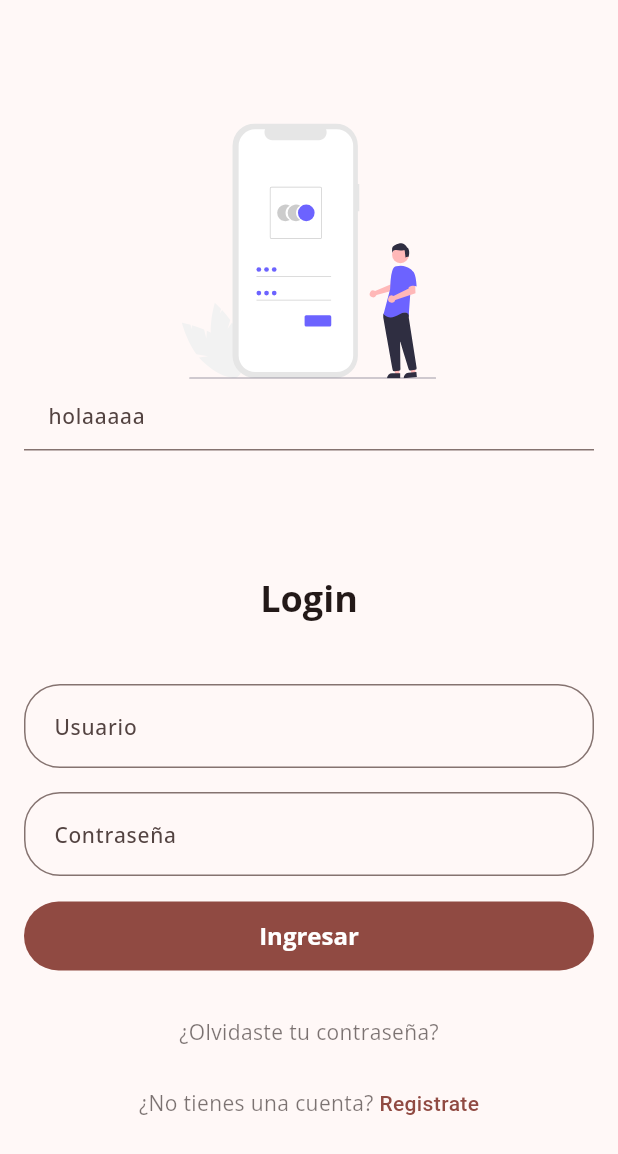
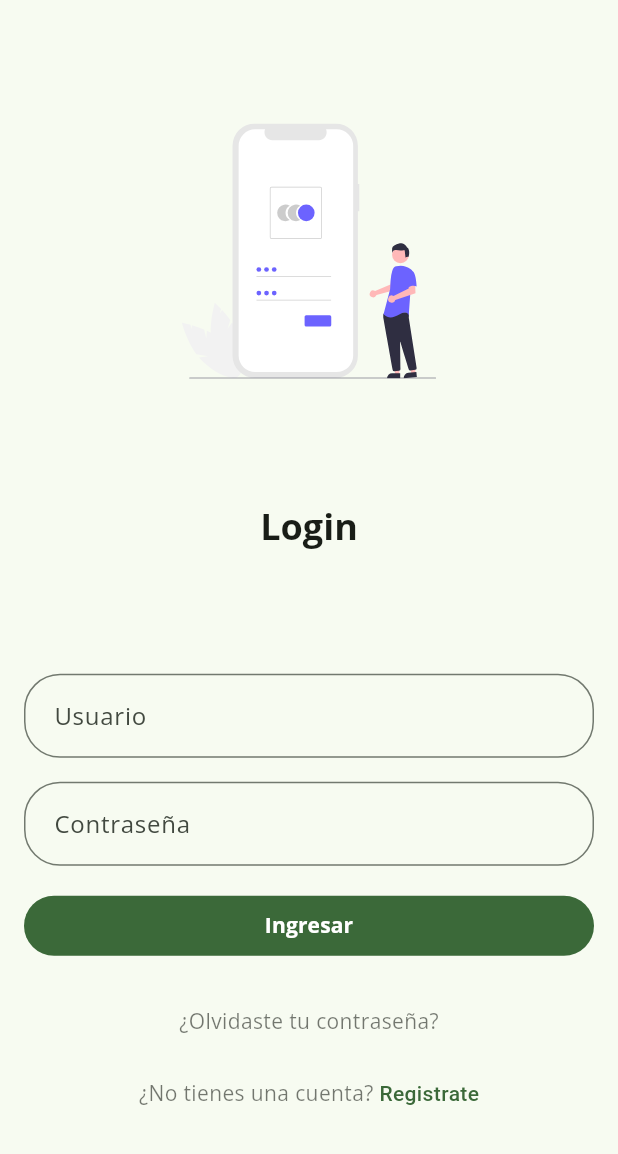
Before and after one commit to carlospsarmiento/CleanArchitecture_Flutter_Ecommerce, a Flutter app: the screen it shows after launch, on a phone screen of 412 x 824 dp. Shown: the top 1154 px of the screen. Run offline on Flutter 3.47's test engine with Material 3 defaults, Android fonts, the phone set to English and light mode, and no system bars; our stand-ins replace dartz, device_preview, dio, equatable, flutter_bloc, flutter_screenutil and 4 more.

Commit message:
testing scaled

```diff
--- a/lib/core/utils/screen_utils.dart
+++ /dev/null
@@ -1,23 +0,0 @@
-import 'package:flutter/widgets.dart';
-
-class ScreenUtils {
-
-  // Método para obtener un tamaño de fuente escalado en SP
-  static double getSp(BuildContext context, double fontSize) {
-
-    // Obtener el tamaño de la pantalla en píxeles lógicos
-    double screenWidth = MediaQuery.of(context).size.width;
-
-    // Establecer un tamaño base para la pantalla (típicamente 360.0)
-    double baseScreenWidth = 360.0;
-
-    // Obtener el devicePixelRatio, para compensar la densidad de píxeles
-    double devicePixelRatio = MediaQuery.of(context).devicePixelRatio;
-
-    // Cálculo del tamaño de la fuente escalado
-    double scaleFactor = screenWidth / baseScreenWidth;
-    double scaledFontSize = fontSize * scaleFactor * devicePixelRatio;
-
-    return scaledFontSize;
-  }
-}
--- a/lib/features/auth/presentation/screens/login_screen.dart
+++ b/lib/features/auth/presentation/screens/login_screen.dart
@@ -1,7 +1,8 @@
-import 'package:app_flutter/core/utils/screen_utils.dart';
 import 'package:app_flutter/shared/presentation/bloc/auth_cubit.dart';
 import 'package:app_flutter/shared/presentation/bloc/auth_state.dart';
+import 'package:app_flutter/shared/presentation/utils/responsive_utils.dart';
 import 'package:app_flutter/shared/presentation/widgets/custom_progress_dialog.dart';
+import 'package:app_flutter/shared/presentation/widgets/custom_separator.dart';
 import 'package:app_flutter/shared/presentation/widgets/custom_snackbar.dart';
 import 'package:flutter/material.dart';
 import 'package:flutter_bloc/flutter_bloc.dart';
@@ -22,7 +23,7 @@ class LoginScreen extends StatelessWidget {
     final screenWidth = MediaQuery.of(context).size.width;
     final scaleFactor = MediaQuery.of(context).textScaleFactor;
     final devicePixelRatio = MediaQuery.of(context).devicePixelRatio;
-    final calculo = ScreenUtils.getSp(context, 24);
+    final calculo = ResponsiveUtils.getSp(context, 24);
     ScreenUtil.init(context);
 
     return Scaffold(
@@ -35,19 +36,18 @@ class LoginScreen extends StatelessWidget {
                     width: double.infinity,
                     child: Column(
                       children: [
-                        SizedBox(height: screenHeight * 0.1),
+                        CustomSeparator(height: screenHeight * 0.1),
                         _widgetLogo(),
                         //Text("Login: $scaleFactor", style: TextStyle(fontSize: ScreenUtil().setSp(6))),
                         //Text("Login", style: TextStyle(fontSize: 25)),
                         //Text("Login: $devicePixelRatio", style: TextStyle(fontSize: ScreenUtils.getSp(context, 6))),
                         //Text("Login: $devicePixelRatio , $calculo ", style: TextStyle(fontSize: calculo)),
                         //Text("Width: $screenWidth", style: TextStyle(fontSize: 25)),
-                        TextField(decoration: InputDecoration(
-                          hintText: "holaaaaa"
-                        )),
-                        SizedBox(height: screenHeight * 0.1),
+                        //SizedBox(height: screenHeight * 0.1),
+                        CustomSeparator(height: screenHeight * 0.1),
                         _widgetTitle(context),
-                        SizedBox(height: screenHeight * 0.05),
+                        //SizedBox(height: screenHeight * 0.05),
+                        CustomSeparator(height: screenHeight * 0.1),
                         _builderForm()
                       ],
                     ),
@@ -108,11 +108,11 @@ class LoginScreen extends StatelessWidget {
       child: Column(
         children: [
           _widgetTextFieldUsername(context),
-          const SizedBox(height: 16.0),
+          CustomSeparator(height: 16),
           _widgetTextFieldPassword(context),
-          const SizedBox(height: 16.0),
+          CustomSeparator(height: 16),
           _widgetButtonSignIn(context),
-          const SizedBox(height: 16.0),
+          CustomSeparator(height: 16),
           _widgetTextButtonForgotPassword(context),
           _widgetTextButtonSignUp(context)
         ],
--- a/lib/main.dart
+++ b/lib/main.dart
@@ -33,7 +33,7 @@ class MyApp extends StatelessWidget {
       child: MaterialApp(
         title: 'Flutter Demo',
         debugShowCheckedModeBanner: false,
-        theme: AppTheme.lightThemeScaled(context),
+        theme: AppTheme.lightTheme(context),
         //home: LoginScreen()
         initialRoute: "auth/splash",
         routes: {
--- a/lib/shared/presentation/theme/app_theme.dart
+++ b/lib/shared/presentation/theme/app_theme.dart
@@ -98,8 +98,8 @@ class AppTheme {
       ),
       inputDecorationTheme: InputDecorationTheme(
         contentPadding: EdgeInsets.symmetric(
-          vertical: 12 * multiplier, // Ajuste el padding vertical
-          horizontal: 16 * multiplier, // Ajuste el padding horizontal
+          //vertical: 12 * multiplier, // Ajuste el padding vertical
+          //horizontal: 16 * multiplier, // Ajuste el padding horizontal
         ),
         hintStyle: GoogleFonts.openSans(
           fontSize: 14 * multiplier, // Ajuste del tamaño de la pista
@@ -109,18 +109,6 @@ class AppTheme {
           fontSize: 16 * multiplier, // Ajuste del tamaño de la etiqueta
           fontWeight: FontWeight.w600,
         ),
-        /*
-        border: OutlineInputBorder(
-          borderRadius: BorderRadius.circular(8 * multiplier), // Ajustar el radio del borde
-        ),
-        focusedBorder: OutlineInputBorder(
-          borderRadius: BorderRadius.circular(8 * multiplier), // Ajustar el radio del borde en foco
-          borderSide: BorderSide(
-            color: Colors.blue, // Color del borde en foco
-            width: 2.0 * multiplier, // Grosor del borde
-          ),
-        ),
-         */
       ),
     );
   }
--- a/lib/shared/presentation/utils/responsive_utils.dart
+++ b/lib/shared/presentation/utils/responsive_utils.dart
@@ -5,9 +5,28 @@ class ResponsiveUtils{
   static double getMultiplier(BuildContext context) {
     double screenWidth = MediaQuery.of(context).size.width;
     if (screenWidth > 600) {
-      return 1.5; // Tablets
+      return 1.0; // Tablets
     } else {
       return 1.0;
     }
   }
+
+  // Método para obtener un tamaño de fuente escalado en SP
+  static double getSp(BuildContext context, double fontSize) {
+
+    // Obtener el tamaño de la pantalla en píxeles lógicos
+    double screenWidth = MediaQuery.of(context).size.width;
+
+    // Establecer un tamaño base para la pantalla (típicamente 360.0)
+    double baseScreenWidth = 360.0;
+
+    // Obtener el devicePixelRatio, para compensar la densidad de píxeles
+    double devicePixelRatio = MediaQuery.of(context).devicePixelRatio;
+
+    // Cálculo del tamaño de la fuente escalado
+    double scaleFactor = screenWidth / baseScreenWidth;
+    double scaledFontSize = fontSize * scaleFactor * devicePixelRatio;
+
+    return scaledFontSize;
+  }
 }
--- /dev/null
+++ b/lib/shared/presentation/widgets/custom_separator.dart
@@ -0,0 +1,18 @@
+import 'package:app_flutter/shared/presentation/utils/responsive_utils.dart';
+import 'package:flutter/material.dart';
+
+class CustomSeparator extends StatelessWidget {
+  final double width;
+  final double height;
+
+  const CustomSeparator({super.key, this.width = 0, this.height = 0,});
+
+  @override
+  Widget build(BuildContext context) {
+    double multiplier = ResponsiveUtils.getMultiplier(context);
+    return SizedBox(
+      width: width * multiplier,
+      height: height * multiplier,
+    );
+  }
+}
```
